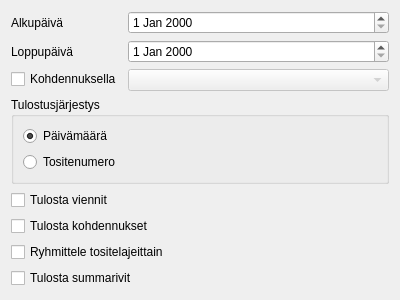
artoh/kitupiikki, file kitupiikki/raportti/paivakirja.ui: the form before one commit.
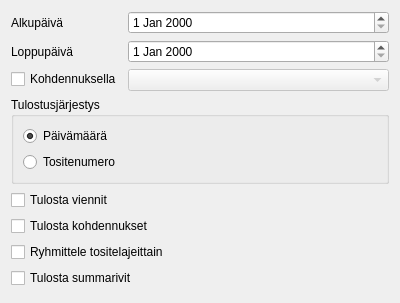
The form after the commit.

The edit to the form file:
```diff
--- a/kitupiikki/raportti/paivakirja.ui
+++ b/kitupiikki/raportti/paivakirja.ui
@@ -7,7 +7,7 @@
     <x>0</x>
     <y>0</y>
     <width>400</width>
-    <height>300</height>
+    <height>303</height>
    </rect>
   </property>
   <property name="windowTitle">
```
Left out of the diff: 6 changed lines with no effect on the pictures.
